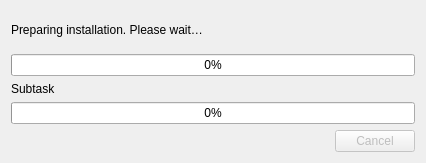
Before: the Qt Designer form launcher/installprogress.ui in AttorneyOnline/launcher, drawn with Qt 5.
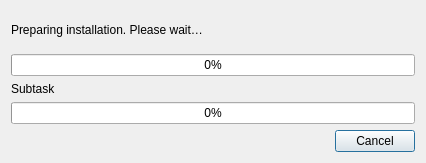
After: the same form once the commit is applied.

Diff of the .ui file:
```diff
--- a/launcher/installprogress.ui
+++ b/launcher/installprogress.ui
@@ -86,7 +86,7 @@
      <item row="0" column="1">
       <widget class="QPushButton" name="btnCancel">
        <property name="enabled">
-        <bool>false</bool>
+        <bool>true</bool>
        </property>
        <property name="text">
         <string>Cancel</string>
```
